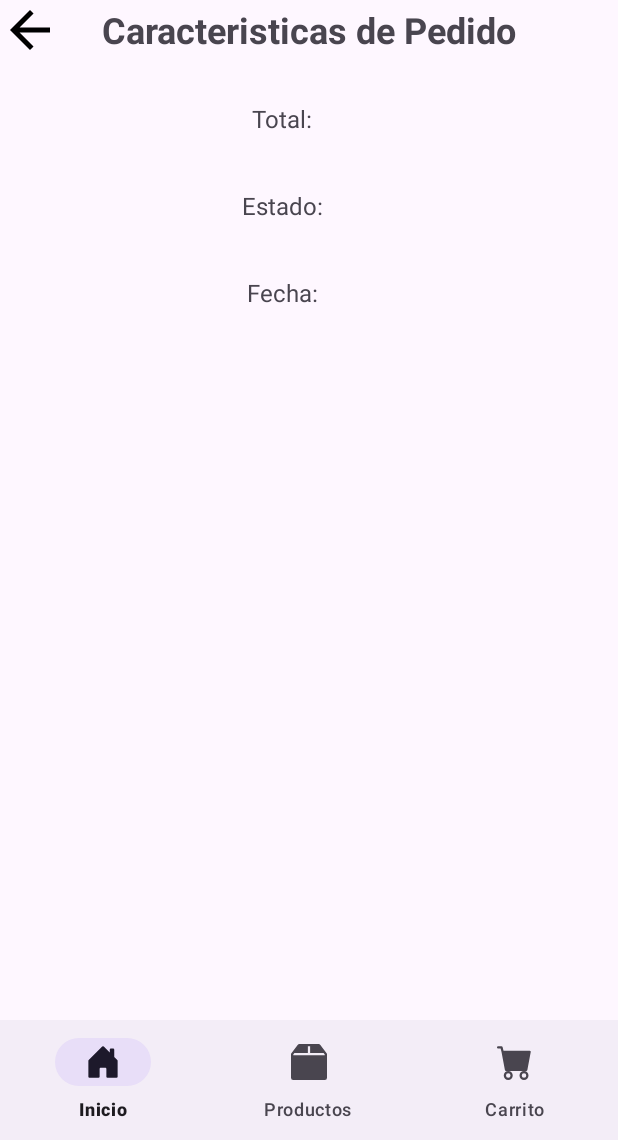
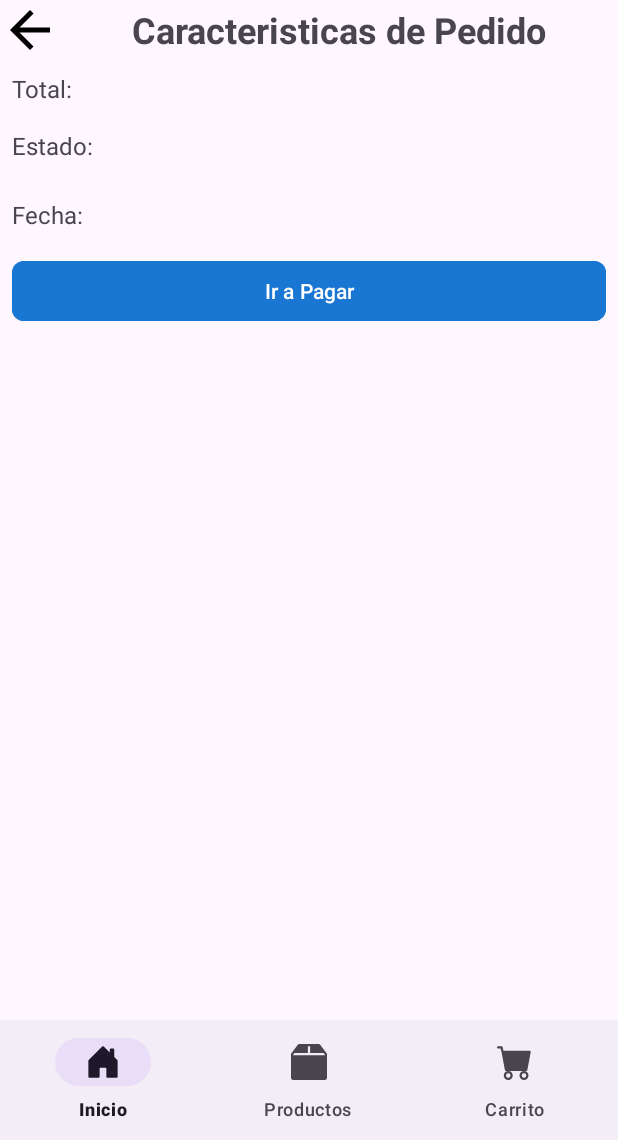
Before and after one commit to Frank18ci/TiendaVirtualAndroid, an Android app: the fragment DetallePedidoRealizadoFragment placed in its activity, on a phone screen of 412 x 824 dp, the part 96-1236 px from its top. Run offline under Robolectric (Android 15) with nearby library versions, the phone set to English and light mode, and no system bars; our stand-ins replace Firebase (no records; nobody signed in at launch, a user with empty details on screens opened directly); 5 statements that could not run were skipped.

Commit message:
Funcionalidad Carrito local

```diff
--- a/app/src/main/AndroidManifest.xml
+++ b/app/src/main/AndroidManifest.xml
@@ -8,6 +8,7 @@
         android:fullBackupContent="@xml/backup_rules"
         android:icon="@mipmap/ic_launcher"
         android:label="@string/app_name"
+        android:usesCleartextTraffic="true"
         android:roundIcon="@mipmap/ic_launcher_round"
         android:supportsRtl="true"
         android:theme="@style/Theme.MyTiendaVirtual"
--- a/app/src/main/java/com/carpio/mytiendavirtual/PedidosRealizadosFragment.kt
+++ b/app/src/main/java/com/carpio/mytiendavirtual/PedidosRealizadosFragment.kt
@@ -34,7 +34,7 @@ class PedidosRealizadosFragment : Fragment() {
         }
         binding.rvOrdenes.layoutManager = LinearLayoutManager(requireContext())
 
-        var listaCompras = mutableListOf<Compra>()
+        val listaCompras = mutableListOf<Compra>()
 
         val uid = FirebaseAuth.getInstance().currentUser!!.uid
         FirebaseFirestore.getInstance().collection("pedidos").whereEqualTo("uidUsuario", uid).get().addOnSuccessListener { snapshot ->
@@ -42,7 +42,9 @@ class PedidosRealizadosFragment : Fragment() {
                 val compra = snap.toObject(Compra::class.java)
                 listaCompras.add(compra)
             }
-            binding.rvOrdenes.adapter = ComprasAdapter(listaCompras)
+            if(listaCompras.size > 0){
+                binding.rvOrdenes.adapter = ComprasAdapter(listaCompras)
+            }
         }.addOnFailureListener {
             Toast.makeText(requireContext(), "Error al obtener las ordenes realizadas", Toast.LENGTH_LONG).show()
         }
--- a/app/src/main/java/com/carpio/mytiendavirtual/models/Compra.kt
+++ b/app/src/main/java/com/carpio/mytiendavirtual/models/Compra.kt
@@ -1,11 +1,13 @@
 package com.carpio.mytiendavirtual.models
 
 import android.os.Parcelable
+import com.google.firebase.firestore.DocumentId
 import kotlinx.parcelize.Parcelize
 
 @Parcelize
 data class Compra(
-    val uid: String = "",
+    @DocumentId
+    val id: String = "",
     val uidUsuario: String = "",
     val detalleCompras: List<DetalleCompra> = emptyList(),
     val total: Double = 0.0,
--- /dev/null
+++ b/app/src/main/java/com/carpio/mytiendavirtual/serviceMercadoPago/ApiService.kt
@@ -0,0 +1,12 @@
+package com.carpio.mytiendavirtual.serviceMercadoPago
+
+import com.carpio.mytiendavirtual.serviceMercadoPago.model.ResponseHttp
+import okhttp3.RequestBody
+import retrofit2.Call
+import retrofit2.http.Body
+import retrofit2.http.POST
+
+interface ApiService {
+    @POST("crear_preferencia")
+    fun enviarOrdenCompra(@Body requestBody: RequestBody) : Call<ResponseHttp>
+}
--- a/app/src/main/res/layout/fragment_carrito.xml
+++ b/app/src/main/res/layout/fragment_carrito.xml
@@ -16,7 +16,6 @@
         android:gravity="center"
         android:textSize="24sp"
         android:textStyle="bold"
-        app:layout_constraintBottom_toTopOf="@+id/rvCarrito"
         app:layout_constraintEnd_toEndOf="parent"
         app:layout_constraintStart_toStartOf="parent"
 
@@ -26,9 +25,9 @@
         android:id="@+id/rvCarrito"
         android:layout_width="match_parent"
         android:layout_height="wrap_content"
+
         android:layout_margin="16dp"
         app:layout_constraintTop_toBottomOf="@+id/textView2"
-        app:layout_constraintBottom_toTopOf="@+id/tvTotal"
         app:layout_constraintStart_toStartOf="parent"
         app:layout_constraintEnd_toEndOf="parent" />
     <TextView
--- a/app/src/main/res/layout/fragment_detalle_pedido_realizado.xml
+++ b/app/src/main/res/layout/fragment_detalle_pedido_realizado.xml
@@ -1,17 +1,21 @@
 <?xml version="1.0" encoding="utf-8"?>
-<androidx.constraintlayout.widget.ConstraintLayout xmlns:android="http://schemas.android.com/apk/res/android"
+<LinearLayout xmlns:android="http://schemas.android.com/apk/res/android"
     xmlns:app="http://schemas.android.com/apk/res-auto"
     xmlns:tools="http://schemas.android.com/tools"
     android:layout_width="match_parent"
     android:layout_height="match_parent"
     android:id="@+id/main"
+    android:orientation="vertical"
     tools:context=".DetallePedidoRealizadoFragment">
 
+    <LinearLayout
+        android:layout_width="match_parent"
+        android:layout_height="wrap_content"
+        android:orientation="horizontal"
+        >
         <ImageView
             android:id="@+id/ivImagenBack"
             android:src="@drawable/baseline_arrow_back_24"
-        app:layout_constraintStart_toStartOf="parent"
-        app:layout_constraintTop_toTopOf="parent"
             android:layout_width="40dp"
             android:layout_height="40dp" />
         <TextView
@@ -21,85 +25,109 @@
             android:textStyle="bold"
             android:gravity="center"
             android:layout_width="match_parent"
-        android:layout_height="40dp"
-        app:layout_constraintTop_toTopOf="parent" />
-
+            android:layout_height="40dp"/>
+    </LinearLayout>
+    <LinearLayout
+        android:layout_width="match_parent"
+        android:layout_height="wrap_content"
+        android:orientation="vertical"
+        >
+        <LinearLayout
+            android:layout_width="match_parent"
+            android:layout_height="wrap_content"
+            android:padding="8dp"
+            android:gravity="center"
+            android:orientation="horizontal">
             <TextView
                 android:id="@+id/tvTotal"
-        android:layout_width="wrap_content"
+                android:layout_width="match_parent"
                 android:layout_height="wrap_content"
-        android:layout_marginTop="20dp"
-        android:padding="8dp"
+                android:layout_weight="1"
                 android:text="Total:"
                 android:textSize="16sp"
-        app:layout_constraintEnd_toStartOf="@+id/tvTotalV"
-        app:layout_constraintStart_toStartOf="parent"
-        app:layout_constraintTop_toBottomOf="@+id/tvTitleCaracteristicas" />
+                />
 
             <TextView
                 android:id="@+id/tvTotalV"
-        android:layout_width="wrap_content"
+                android:layout_width="match_parent"
                 android:layout_height="wrap_content"
-        android:layout_marginEnd="20dp"
-        android:padding="8dp"
+                android:layout_weight="1"
                 tools:text="S/. 200"
                 android:textSize="16sp"
-        app:layout_constraintEnd_toEndOf="parent"
-        app:layout_constraintTop_toTopOf="@+id/tvTotal" />
-
+                />
+        </LinearLayout>
+        <LinearLayout
+            android:layout_width="match_parent"
+            android:layout_height="wrap_content"
+            android:padding="8dp"
+            android:gravity="center"
+            android:orientation="horizontal">
             <TextView
                 android:id="@+id/tvEstado"
-        android:layout_width="wrap_content"
+                android:layout_width="match_parent"
+                android:layout_weight="1"
                 android:layout_height="wrap_content"
-        android:layout_marginTop="20dp"
-        android:padding="8dp"
                 android:text="Estado:"
                 android:textSize="16sp"
-        app:layout_constraintEnd_toStartOf="@+id/tvEstadoV"
-        app:layout_constraintStart_toStartOf="parent"
-        app:layout_constraintTop_toBottomOf="@+id/tvTotal" />
+                />
 
             <TextView
                 android:id="@+id/tvEstadoV"
-        android:layout_width="wrap_content"
+                android:layout_width="match_parent"
+                android:layout_weight="1"
                 android:layout_height="wrap_content"
-        android:layout_marginEnd="20dp"
-        android:padding="8dp"
                 tools:text="Pagado"
                 android:textSize="16sp"
-        app:layout_constraintEnd_toEndOf="parent"
-        app:layout_constraintTop_toTopOf="@+id/tvEstado" />
-
+                />
+        </LinearLayout>
+        <LinearLayout
+            android:layout_width="match_parent"
+            android:layout_height="wrap_content"
+            android:padding="8dp"
+            android:gravity="center"
+            android:orientation="horizontal">
             <TextView
                 android:id="@+id/tvFecha"
-        android:layout_width="wrap_content"
+                android:layout_width="match_parent"
+                android:layout_weight="1"
                 android:layout_height="wrap_content"
-        android:layout_marginTop="20dp"
-        android:padding="8dp"
                 android:text="Fecha:"
                 android:textSize="16sp"
-        app:layout_constraintEnd_toStartOf="@+id/tvFechaV"
-        app:layout_constraintStart_toStartOf="parent"
-        app:layout_constraintTop_toBottomOf="@+id/tvEstado" />
+                 />
 
             <TextView
                 android:id="@+id/tvFechaV"
-        android:layout_width="wrap_content"
+                android:layout_width="match_parent"
+                android:layout_weight="1"
                 android:layout_height="wrap_content"
-        android:layout_marginEnd="20dp"
                 android:padding="8dp"
                 tools:text="20/06/2025"
                 android:textSize="16sp"
-        app:layout_constraintEnd_toEndOf="parent"
-        app:layout_constraintTop_toTopOf="@+id/tvFecha" />
-
+                />
+        </LinearLayout>
+        <com.google.android.material.button.MaterialButton
+            android:id="@+id/btnRealizarPago"
+            android:layout_width="match_parent"
+            android:layout_height="wrap_content"
+            android:text="Ir a Pagar"
+            app:cornerRadius="8dp"
+            android:layout_marginStart="8dp"
+            android:layout_marginEnd="8dp"
+            android:backgroundTint="@color/color_info"
+            />
+    </LinearLayout>
     <androidx.recyclerview.widget.RecyclerView
         android:id="@+id/rvDetallePedido"
         android:layout_width="match_parent"
-        android:layout_height="wrap_content"
+        android:layout_height="0dp"
         android:layout_marginTop="8dp"
-        app:layout_constraintEnd_toEndOf="parent"
-        app:layout_constraintStart_toStartOf="parent"
-        app:layout_constraintTop_toBottomOf="@+id/tvFecha" />
+        android:layout_weight="1"
+        />
 
-</androidx.constraintlayout.widget.ConstraintLayout>
+
+
+
+
+
+
+</LinearLayout>
--- a/app/src/main/res/layout/items_compra.xml
+++ b/app/src/main/res/layout/items_compra.xml
@@ -38,7 +38,7 @@
         android:textSize="16sp"
         android:padding="4dp"
         android:textStyle="italic"
-        android:textColor="@color/md_theme_primary"
+        android:textColor="@color/material_dynamic_neutral0"
         app:layout_constraintStart_toStartOf="parent"
         app:layout_constraintTop_toTopOf="@+id/mdDividor" />
 
```
Also changed, not shown: app/build.gradle.kts (+8 -0 lines), app/src/main/java/com/carpio/mytiendavirtual/CarritoFragment.kt (+8 -3 lines), app/src/main/java/com/carpio/mytiendavirtual/DetallePedidoRealizadoFragment.kt (+74 -0 lines), app/src/main/java/com/carpio/mytiendavirtual/adapter/ComprasAdapter.kt (+11 -0 lines), app/src/main/java/com/carpio/mytiendavirtual/serviceMercadoPago/model/ResponseHttp.kt (added, +15 -0 lines), app/src/main/java/com/carpio/mytiendavirtual/serviceMercadoPago/network/RetrofitClient.kt (added, +13 -0 lines), gradle/libs.versions.toml (+8 -1 lines). Lines whose indentation alone changed are shown as unchanged.
